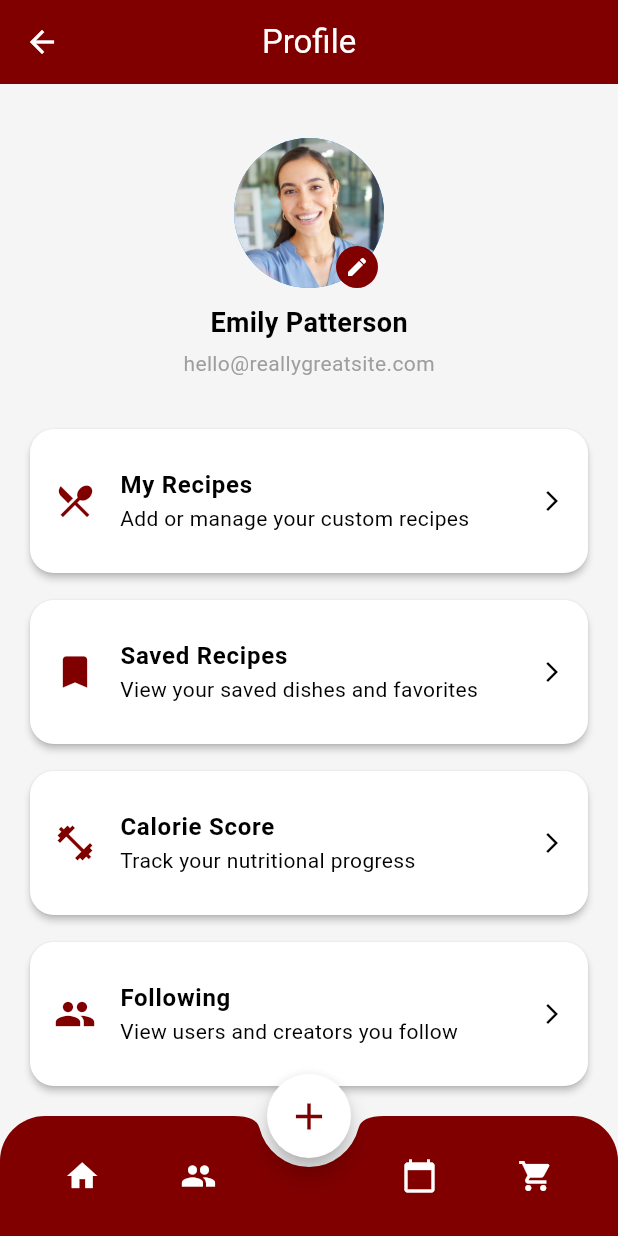
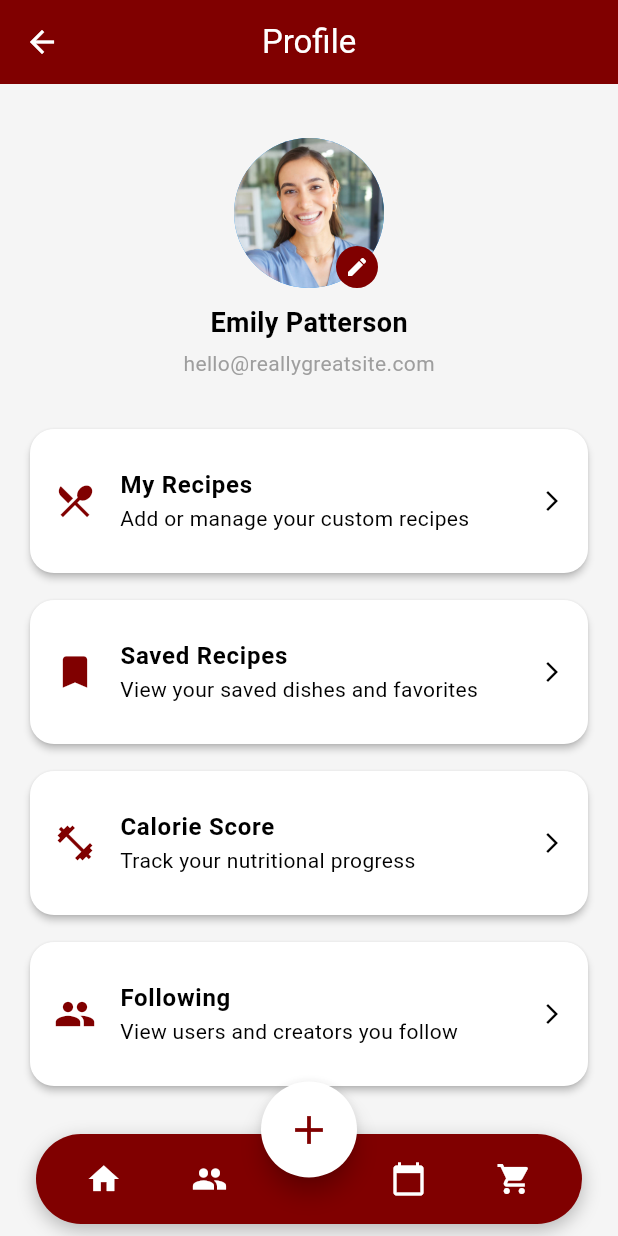
Before and after one commit to JanaKhammash3/DishDash, a Flutter app: the ProfileScreen screen opened directly, on a phone screen of 412 x 824 dp. Run offline on Flutter 3.47's test engine with Material 3 defaults, Android fonts, the phone set to English and light mode, and no system bars; our stand-ins replace flutter_rating_bar, geolocator, google_maps_flutter, lucide_icons; network calls fail; Roboto replaces fonts that are missing (Arial).

Commit message:
Update some screens and added meal plan

```diff
--- a/frontend/lib/main.dart
+++ b/frontend/lib/main.dart
@@ -1,7 +1,5 @@
 import 'package:flutter/material.dart';
-import 'package:frontend/screens/grocery_screen.dart';
 import 'package:frontend/screens/home_screen.dart';
-import 'package:frontend/screens/recipe_screen.dart';
 
 void main() {
   runApp(const MyApp());
--- a/frontend/lib/screens/profile_screen.dart
+++ b/frontend/lib/screens/profile_screen.dart
@@ -3,7 +3,9 @@ import 'package:flutter/material.dart';
 import 'package:frontend/colors.dart';
 import 'package:frontend/screens/home_screen.dart';
 import 'package:frontend/screens/login_screen.dart';
-//import 'package:frontend/screens/saved_recipes_screen.dart'; // ✅ added import
+import 'package:frontend/screens/community_screen.dart';
+import 'package:frontend/screens/grocery_screen.dart';
+import 'package:frontend/screens/meal_plan_screen.dart';
 
 class ProfileScreen extends StatefulWidget {
   const ProfileScreen({super.key});
@@ -19,7 +21,6 @@ class _ProfileScreenState extends State<ProfileScreen> {
   Widget build(BuildContext context) {
     return Scaffold(
       backgroundColor: Colors.grey[100],
-
       appBar: AppBar(
         backgroundColor: maroon,
         leading: IconButton(
@@ -35,71 +36,73 @@ class _ProfileScreenState extends State<ProfileScreen> {
         centerTitle: true,
         elevation: 0,
       ),
-
       floatingActionButtonLocation: FloatingActionButtonLocation.centerDocked,
-      floatingActionButton: FloatingActionButton(
+      floatingActionButton: Container(
+        width: 64,
+        height: 64,
+        margin: const EdgeInsets.only(top: 10),
+        child: FloatingActionButton(
           backgroundColor: Colors.white,
           shape: const CircleBorder(),
-        elevation: 6,
           onPressed: () {
             // Add Recipe action
           },
-        child: Icon(Icons.add, size: 30, color: maroon),
+          elevation: 6,
+          child: Icon(Icons.add, color: maroon, size: 32),
         ),
-
-      bottomNavigationBar: ClipRRect(
-        borderRadius: const BorderRadius.only(
-          topLeft: Radius.circular(30),
-          topRight: Radius.circular(30),
       ),
-        child: BottomAppBar(
-          shape: const CircularNotchedRectangle(),
-          notchMargin: 6,
+      bottomNavigationBar: Padding(
+        padding: const EdgeInsets.symmetric(horizontal: 24.0, vertical: 8),
+        child: Container(
+          padding: const EdgeInsets.symmetric(horizontal: 10),
+          height: 60,
+          decoration: BoxDecoration(
             color: maroon,
-          child: SizedBox(
-            height: 60,
+            borderRadius: BorderRadius.circular(40),
+            boxShadow: [
+              BoxShadow(
+                color: Colors.black26,
+                blurRadius: 10,
+                offset: Offset(0, 4),
+              ),
+            ],
+          ),
           child: Row(
             mainAxisAlignment: MainAxisAlignment.spaceAround,
             children: [
-                IconButton(
-                  icon: const Icon(Icons.home, color: Colors.white),
-                  onPressed: () {
+              navIcon(Icons.home, () {
                 Navigator.pushReplacement(
                   context,
                   MaterialPageRoute(builder: (_) => const HomeScreen()),
                 );
-                  },
-                ),
-                IconButton(
-                  icon: const Icon(Icons.people, color: Colors.white),
-                  onPressed: () {
-                    // Navigate to Community
-                  },
-                ),
-                const SizedBox(width: 40),
-                IconButton(
-                  icon: const Icon(Icons.calendar_today, color: Colors.white),
-                  onPressed: () {
-                    // Navigate to Meal Plan
-                  },
-                ),
-                IconButton(
-                  icon: const Icon(Icons.shopping_cart, color: Colors.white),
-                  onPressed: () {
-                    // Navigate to Groceries
-                  },
-                ),
+              }),
+              navIcon(Icons.people, () {
+                Navigator.push(
+                  context,
+                  MaterialPageRoute(builder: (_) => const CommunityScreen()),
+                );
+              }),
+              const SizedBox(width: 40), // space for FAB
+              navIcon(Icons.calendar_today, () {
+                Navigator.push(
+                  context,
+                  MaterialPageRoute(builder: (_) => const MealPlannerScreen()),
+                );
+              }),
+              navIcon(Icons.shopping_cart, () {
+                Navigator.push(
+                  context,
+                  MaterialPageRoute(builder: (_) => const GroceryScreen()),
+                );
+              }),
             ],
           ),
         ),
       ),
-      ),
-
       body: ListView(
         padding: const EdgeInsets.fromLTRB(16, 16, 16, 80),
         children: [
           const SizedBox(height: 20),
-
           Center(
             child: Column(
               children: [
@@ -143,61 +146,35 @@ class _ProfileScreenState extends State<ProfileScreen> {
               ],
             ),
           ),
-
           const SizedBox(height: 30),
-
-          // 🍽️ My Recipes
-          _buildProfileOption(
-            icon: Icons.restaurant_menu,
-            title: 'My Recipes',
-            subtitle: 'Add or manage your custom recipes',
-            onTap: () {
-              // Navigate to My Recipes
-            },
+          _buildCard(
+            Icons.restaurant_menu,
+            'My Recipes',
+            'Add or manage your custom recipes',
+            () {},
           ),
-
           const SizedBox(height: 10),
-
-          // 💾 Saved Recipes
-          _buildProfileOption(
-            icon: Icons.bookmark,
-            title: 'Saved Recipes',
-            subtitle: 'View your saved dishes and favorites',
-            onTap: () {
-              /*Navigator.push(
-                context,
-                MaterialPageRoute(builder: (_) => const SavedRecipesScreen()),
-              );*/
-            },
+          _buildCard(
+            Icons.bookmark,
+            'Saved Recipes',
+            'View your saved dishes and favorites',
+            () {},
           ),
-
           const SizedBox(height: 10),
-
-          // 🥗 Calorie Score
-          _buildProfileOption(
-            icon: Icons.fitness_center,
-            title: 'Calorie Score',
-            subtitle: 'Track your nutritional progress',
-            onTap: () {
-              // Navigate to Calorie Score
-            },
+          _buildCard(
+            Icons.fitness_center,
+            'Calorie Score',
+            'Track your nutritional progress',
+            () {},
           ),
-
           const SizedBox(height: 10),
-
-          // 👥 Following
-          _buildProfileOption(
-            icon: Icons.group,
-            title: 'Following',
-            subtitle: 'View users and creators you follow',
-            onTap: () {
-              // Navigate to Following list
-            },
+          _buildCard(
+            Icons.group,
+            'Following',
+            'View users and creators you follow',
+            () {},
           ),
-
           const SizedBox(height: 30),
-
-          // 🔓 Logout
           Center(
             child: ElevatedButton.icon(
               style: ElevatedButton.styleFrom(
@@ -228,12 +205,16 @@ class _ProfileScreenState extends State<ProfileScreen> {
     );
   }
 
-  Widget _buildProfileOption({
-    required IconData icon,
-    required String title,
-    required String subtitle,
-    required VoidCallback onTap,
-  }) {
+  Widget navIcon(IconData icon, VoidCallback onTap) {
+    return IconButton(icon: Icon(icon, color: Colors.white), onPressed: onTap);
+  }
+
+  Widget _buildCard(
+    IconData icon,
+    String title,
+    String subtitle,
+    VoidCallback onTap,
+  ) {
     return Card(
       shape: RoundedRectangleBorder(borderRadius: BorderRadius.circular(16)),
       elevation: 2,
```
Also changed, not shown: frontend/lib/screens/community_screen.dart (+74 -33 lines), frontend/lib/screens/home_screen.dart (+8 -2 lines), frontend/lib/screens/meal_plan_screen.dart (added, +164 -0 lines). Lines whose indentation alone changed are shown as unchanged.
